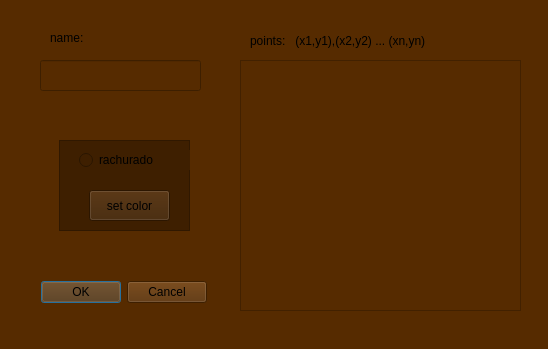
Old version of the form src/view/create_object_view/gui_create_object.ui in the repository victoriavllso/sistema-grafico-interativo.
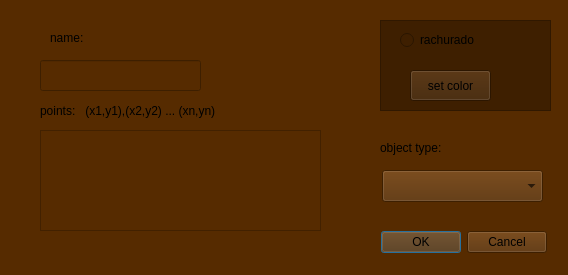
New version of the form.

```diff
--- a/src/view/create_object_view/gui_create_object.ui
+++ b/src/view/create_object_view/gui_create_object.ui
@@ -6,8 +6,8 @@
    <rect>
     <x>0</x>
     <y>0</y>
-    <width>548</width>
-    <height>349</height>
+    <width>568</width>
+    <height>275</height>
    </rect>
   </property>
   <property name="windowTitle">
@@ -29,8 +29,8 @@
   <widget class="QLabel" name="points_lbl">
    <property name="geometry">
     <rect>
-     <x>250</x>
-     <y>30</y>
+     <x>40</x>
+     <y>100</y>
      <width>251</width>
      <height>21</height>
     </rect>
@@ -55,18 +55,18 @@
   <widget class="QPlainTextEdit" name="points_ln">
    <property name="geometry">
     <rect>
-     <x>240</x>
-     <y>60</y>
+     <x>40</x>
+     <y>130</y>
      <width>281</width>
-     <height>251</height>
+     <height>101</height>
     </rect>
    </property>
   </widget>
   <widget class="QDialogButtonBox" name="confirm_create_object">
    <property name="geometry">
     <rect>
-     <x>40</x>
-     <y>280</y>
+     <x>380</x>
+     <y>230</y>
      <width>167</width>
      <height>24</height>
     </rect>
@@ -78,9 +78,9 @@
   <widget class="QFrame" name="frame">
    <property name="geometry">
     <rect>
-     <x>59</x>
-     <y>140</y>
-     <width>131</width>
+     <x>380</x>
+     <y>20</y>
+     <width>171</width>
      <height>91</height>
     </rect>
    </property>
@@ -123,6 +123,29 @@
     </property>
    </widget>
   </widget>
+  <widget class="QComboBox" name="obj_type_comboBox">
+   <property name="geometry">
+    <rect>
+     <x>382</x>
+     <y>170</y>
+     <width>161</width>
+     <height>32</height>
+    </rect>
+   </property>
+  </widget>
+  <widget class="QLabel" name="name_lbl_2">
+   <property name="geometry">
+    <rect>
+     <x>380</x>
+     <y>140</y>
+     <width>71</width>
+     <height>16</height>
+    </rect>
+   </property>
+   <property name="text">
+    <string>object type:</string>
+   </property>
+  </widget>
  </widget>
  <resources/>
  <connections/>
```
Left out of the diff: 6 changed lines with no effect on the pictures.
